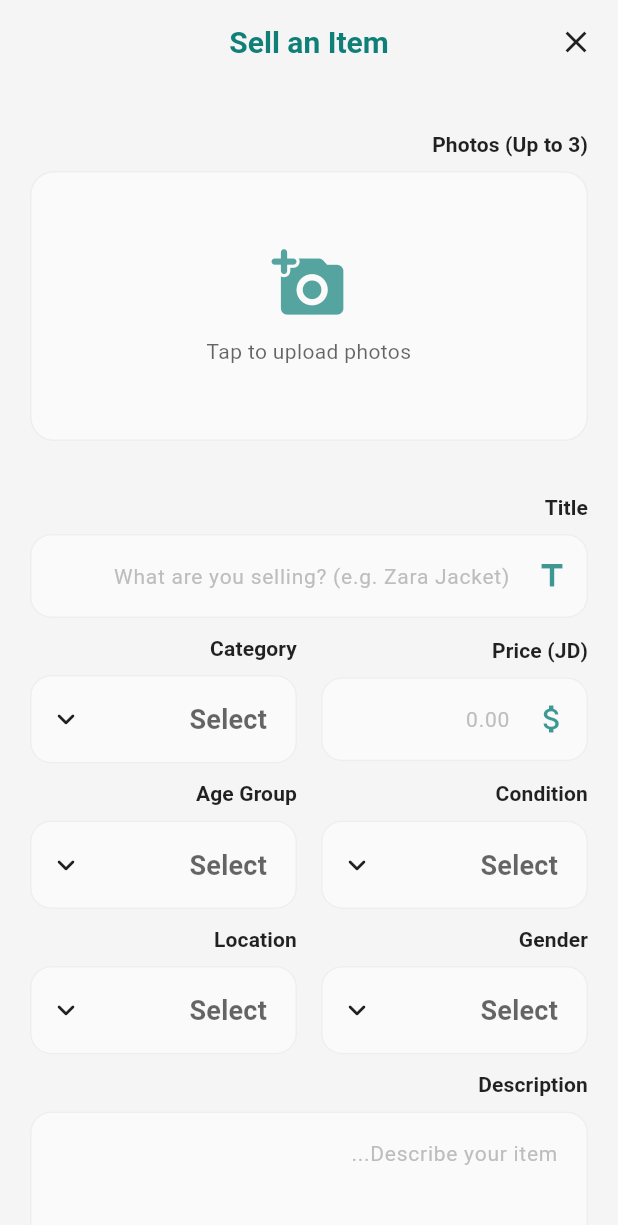
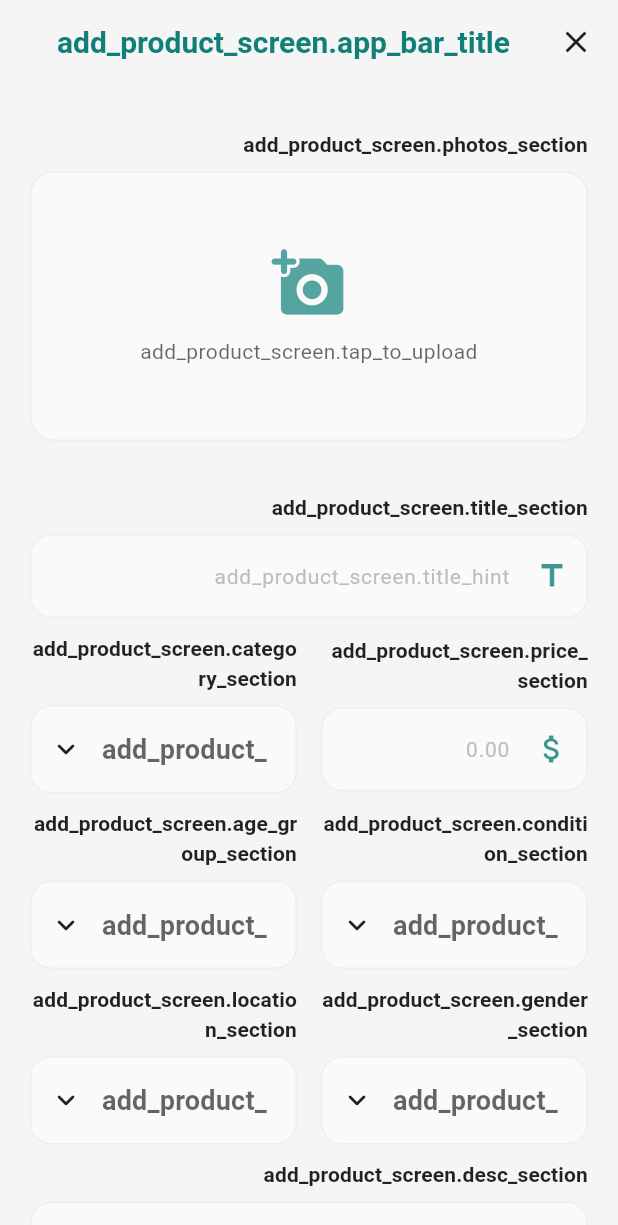
Before and after one commit to AlaaQtishat/kids_loop, a Flutter app: the AddProductScreen screen opened directly, on a phone screen of 412 x 824 dp. Shown: the top 1225 px of the screen. Run offline on Flutter 3.47's test engine with Material 3 defaults, Android fonts, the phone set to English and light mode, and no system bars; our stand-ins replace cloud_firestore, easy_localization, firebase_auth, firebase_core, font_awesome_flutter, image_picker and 1 more; missing offline and left inert: onesignal_flutter; accounts and stored records are empty; generated files the repository leaves out were written again.

Commit message:
added the localizations in the add product screen.

```diff
--- a/lib/bottom_navigation_pages/add_product_screen.dart
+++ b/lib/bottom_navigation_pages/add_product_screen.dart
@@ -1,5 +1,6 @@
 import 'dart:io';
 import 'package:cloud_firestore/cloud_firestore.dart';
+import 'package:easy_localization/easy_localization.dart';
 import 'package:firebase_auth/firebase_auth.dart';
 import 'package:flutter/material.dart';
 import 'package:image_picker/image_picker.dart';
@@ -42,10 +43,8 @@ class _AddProductScreenState extends State<AddProductScreen> {
 
       if (images.length > availableSlots && mounted) {
         ScaffoldMessenger.of(context).showSnackBar(
-          const SnackBar(
-            content: Text(
-              "You can only select up to 3 images. Extra images were ignored.",
-            ),
+          SnackBar(
+            content: Text("add_product_screen.image_limit_warning".tr()),
           ),
         );
       }
@@ -70,8 +69,8 @@ class _AddProductScreenState extends State<AddProductScreen> {
   Widget build(BuildContext context) {
     return Scaffold(
       appBar: AppBar(
-        title: const Text(
-          "Sell an Item",
+        title: Text(
+          "add_product_screen.app_bar_title".tr(),
           style: TextStyle(
             fontWeight: FontWeight.bold,
             color: ThemeManager.primaryTeal,
@@ -90,7 +89,7 @@ class _AddProductScreenState extends State<AddProductScreen> {
           child: Column(
             crossAxisAlignment: CrossAxisAlignment.start,
             children: [
-              _buildSectionTitle("Photos (Up to 3)"),
+              _buildSectionTitle("add_product_screen.photos_section".tr()),
 
               _selectedImages.isEmpty
                   ? GestureDetector(
@@ -104,10 +103,10 @@ class _AddProductScreenState extends State<AddProductScreen> {
 
               const SizedBox(height: 24),
 
-              _buildSectionTitle("Title"),
+              _buildSectionTitle("add_product_screen.title_section".tr()),
               _buildTextField(
                 controller: _titleController,
-                hint: "What are you selling? (e.g. Zara Jacket)",
+                hint: "add_product_screen.title_hint".tr(),
                 icon: Icons.title,
               ),
 
@@ -117,7 +116,9 @@ class _AddProductScreenState extends State<AddProductScreen> {
                     child: Column(
                       crossAxisAlignment: CrossAxisAlignment.start,
                       children: [
-                        _buildSectionTitle("Price (JD)"),
+                        _buildSectionTitle(
+                          "add_product_screen.price_section".tr(),
+                        ),
                         _buildTextField(
                           controller: _priceController,
                           hint: "0.00",
@@ -132,9 +133,11 @@ class _AddProductScreenState extends State<AddProductScreen> {
                     child: Column(
                       crossAxisAlignment: CrossAxisAlignment.start,
                       children: [
-                        _buildSectionTitle("Category"),
+                        _buildSectionTitle(
+                          "add_product_screen.category_section".tr(),
+                        ),
                         _buildDropdown(
-                          hint: "Select",
+                          hint: "add_product_screen.dropdown_hint".tr(),
                           value: _selectedCategory,
                           items: ListingOptions.categories,
                           onChanged: (val) =>
@@ -152,9 +155,11 @@ class _AddProductScreenState extends State<AddProductScreen> {
                     child: Column(
                       crossAxisAlignment: CrossAxisAlignment.start,
                       children: [
-                        _buildSectionTitle("Condition"),
+                        _buildSectionTitle(
+                          "add_product_screen.condition_section".tr(),
+                        ),
                         _buildDropdown(
-                          hint: "Select",
+                          hint: "add_product_screen.dropdown_hint".tr(),
                           value: _selectedCondition,
                           items: ListingOptions.conditions,
                           onChanged: (val) =>
@@ -168,9 +173,11 @@ class _AddProductScreenState extends State<AddProductScreen> {
                     child: Column(
                       crossAxisAlignment: CrossAxisAlignment.start,
                       children: [
-                        _buildSectionTitle("Age Group"),
+                        _buildSectionTitle(
+                          "add_product_screen.age_group_section".tr(),
+                        ),
                         _buildDropdown(
-                          hint: "Select",
+                          hint: "add_product_screen.dropdown_hint".tr(),
                           value: _selectedAgeGroup,
                           items: ListingOptions.ageGroups,
                           onChanged: (val) =>
@@ -188,9 +195,11 @@ class _AddProductScreenState extends State<AddProductScreen> {
                     child: Column(
                       crossAxisAlignment: CrossAxisAlignment.start,
                       children: [
-                        _buildSectionTitle("Gender"),
+                        _buildSectionTitle(
+                          "add_product_screen.gender_section".tr(),
+                        ),
                         _buildDropdown(
-                          hint: "Select",
+                          hint: "add_product_screen.dropdown_hint".tr(),
                           value: _selectedGender,
                           items: ListingOptions.genders,
                           onChanged: (val) =>
@@ -204,9 +213,11 @@ class _AddProductScreenState extends State<AddProductScreen> {
                     child: Column(
                       crossAxisAlignment: CrossAxisAlignment.start,
                       children: [
-                        _buildSectionTitle("Location"),
+                        _buildSectionTitle(
+                          "add_product_screen.location_section".tr(),
+                        ),
                         _buildDropdown(
-                          hint: "Select",
+                          hint: "add_product_screen.dropdown_hint".tr(),
                           value: _selectedLocation,
                           items: ListingOptions.locations,
                           onChanged: (val) =>
@@ -218,10 +229,10 @@ class _AddProductScreenState extends State<AddProductScreen> {
                 ],
               ),
 
-              _buildSectionTitle("Description"),
+              _buildSectionTitle("add_product_screen.desc_section".tr()),
               _buildTextField(
                 controller: _descController,
-                hint: "Describe your item...",
+                hint: "add_product_screen.desc_hint".tr(),
                 icon: Icons.description_outlined,
                 maxLines: 4,
               ),
@@ -237,9 +248,11 @@ class _AddProductScreenState extends State<AddProductScreen> {
                       : () async {
                           if (_selectedImages.isEmpty) {
                             ScaffoldMessenger.of(context).showSnackBar(
-                              const SnackBar(
-                                content: Text("Please add at least one photo"),
-                                backgroundColor: Colors.redAccent,
+                              SnackBar(
+                                content: Text(
+                                  "add_product_screen.no_photo_warning".tr(),
+                                ),
+                                backgroundColor: ThemeManager.errorRed,
                               ),
                             );
                             return;
@@ -308,10 +321,10 @@ class _AddProductScreenState extends State<AddProductScreen> {
                               if (mounted) {
                                 ScaffoldMessenger.of(context).showSnackBar(
                                   SnackBar(
-                                    content: const Text(
-                                      "Item posted successfully! ",
+                                    content: Text(
+                                      "add_product_screen.success_message".tr(),
                                     ),
-                                    backgroundColor: Colors.grey[900],
+                                    backgroundColor: ThemeManager.successGreen,
                                   ),
                                 );
 
@@ -333,7 +346,9 @@ class _AddProductScreenState extends State<AddProductScreen> {
                               if (mounted) {
                                 ScaffoldMessenger.of(context).showSnackBar(
                                   SnackBar(
-                                    content: Text("Error: $e"),
+                                    content: Text(
+                                      "${'add_product_screen.error_prefix'.tr()}$e",
+                                    ),
                                     backgroundColor: ThemeManager.errorRed,
                                   ),
                                 );
@@ -356,8 +371,8 @@ class _AddProductScreenState extends State<AddProductScreen> {
                             strokeWidth: 2.5,
                           ),
                         )
-                      : const Text(
-                          "Post Item",
+                      : Text(
+                          "add_product_screen.post_button".tr(),
                           style: TextStyle(
                             fontSize: 18,
                             fontWeight: FontWeight.bold,
@@ -391,7 +406,9 @@ class _AddProductScreenState extends State<AddProductScreen> {
       controller: controller,
       keyboardType: keyboardType,
       maxLines: maxLines,
-      validator: (value) => value == null || value.isEmpty ? "Required" : null,
+      validator: (value) => value == null || value.isEmpty
+          ? "add_product_screen.required_validation".tr()
+          : null,
       decoration: InputDecoration(
         hintText: hint,
         prefixIcon: maxLines == 1 ? Icon(icon) : null,
@@ -415,12 +432,16 @@ class _AddProductScreenState extends State<AddProductScreen> {
           .map(
             (item) => DropdownMenuItem(
               value: item,
-              child: Text(item, overflow: TextOverflow.ellipsis),
+              child: Text(
+                "listing_options.$item".tr(),
+                overflow: TextOverflow.ellipsis,
+              ),
             ),
           )
           .toList(),
       onChanged: onChanged,
-      validator: (value) => value == null ? "Required" : null,
+      validator: (value) =>
+          value == null ? "add_product_screen.required_validation".tr() : null,
       decoration: InputDecoration(hintText: hint),
       icon: Icon(
         Icons.keyboard_arrow_down_rounded,
@@ -455,7 +476,7 @@ class _AddProductScreenState extends State<AddProductScreen> {
           if (height > 150) ...[
             const SizedBox(height: 10),
             Text(
-              "Tap to upload photos",
+              "add_product_screen.tap_to_upload".tr(),
               style: TextStyle(color: theme.hintColor),
             ),
           ],
```
